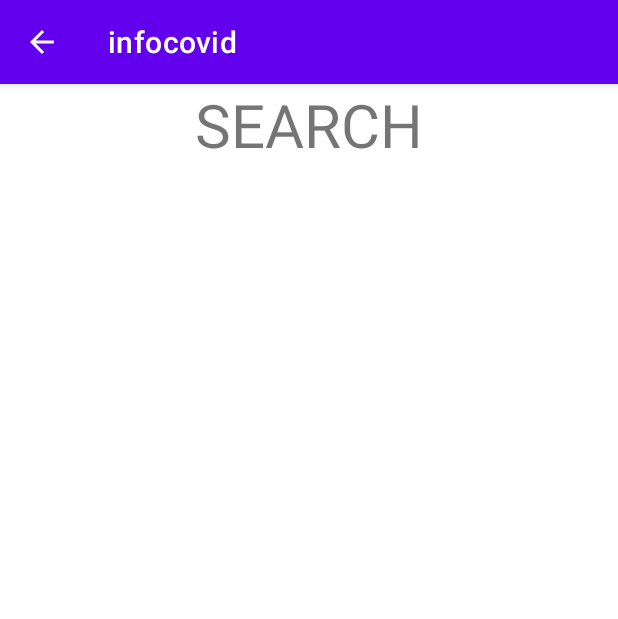
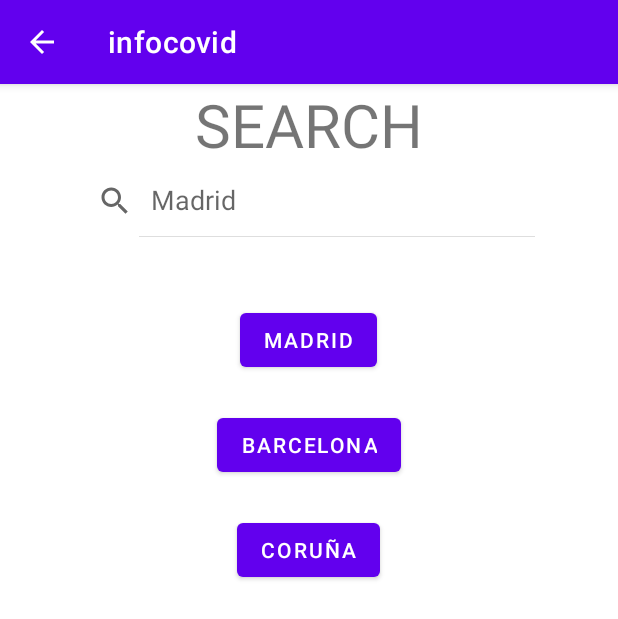
Before and after one commit to martinigoyanes/info-covid, an Android app: the DisplaySearchActivity screen opened directly, with no data from a screen before it, on a phone screen of 412 x 824 dp. Shown: the top 619 px of the screen. Run offline under Robolectric (Android 15) with nearby library versions, the phone set to English and light mode, and no system bars.

Commit message:
restrictions+search

```diff
--- a/app/src/main/java/com/example/infocovid/CustomExpandableListAdapter.java
+++ b/app/src/main/java/com/example/infocovid/CustomExpandableListAdapter.java
@@ -40,7 +40,7 @@ public class CustomExpandableListAdapter extends BaseExpandableListAdapter {
         if (convertView == null) {
             LayoutInflater layoutInflater = (LayoutInflater) this.context
                     .getSystemService(Context.LAYOUT_INFLATER_SERVICE);
-            convertView = layoutInflater.inflate(R.layout.list_item, null);
+            convertView = layoutInflater.inflate(R.layout.restriction_description, null);
         }
         TextView expandedListTextView = (TextView) convertView
                 .findViewById(R.id.expandedListItem);
@@ -75,7 +75,7 @@ public class CustomExpandableListAdapter extends BaseExpandableListAdapter {
         if (convertView == null) {
             LayoutInflater layoutInflater = (LayoutInflater) this.context.
                     getSystemService(Context.LAYOUT_INFLATER_SERVICE);
-            convertView = layoutInflater.inflate(R.layout.list_group, null);
+            convertView = layoutInflater.inflate(R.layout.restriction_title, null);
         }
         TextView listTitleTextView = (TextView) convertView
                 .findViewById(R.id.listTitle);
--- a/app/src/main/java/com/example/infocovid/MainActivity.java
+++ b/app/src/main/java/com/example/infocovid/MainActivity.java
@@ -25,6 +25,7 @@ public class MainActivity extends AppCompatActivity {
         String msg = "Clickado en restrictions";
         Log.d("MainActivity",msg);
         Intent intent = new Intent(this, DisplayRestrictionsActivity.class);
+        intent.putExtra("zipCode", "28045");
         startActivity(intent);
     }
     public void loadSearch(View view){
--- a/app/src/main/res/layout/activity_display_search.xml
+++ b/app/src/main/res/layout/activity_display_search.xml
@@ -21,6 +21,42 @@
                 android:text="SEARCH"
                 android:textSize="40sp" />
 
+            <SearchView
+                android:id="@+id/searchBox"
+                android:layout_width="wrap_content"
+                android:layout_marginLeft="20pt"
+                android:gravity="center"
+                android:layout_height="wrap_content"
+                android:iconifiedByDefault="false"
+                android:queryHint="Madrid"
+                >
+                <requestFocus />
+            </SearchView>
+            <Button
+                android:id="@+id/button_madrid"
+                android:layout_width="wrap_content"
+                android:layout_height="wrap_content"
+                android:layout_gravity="center"
+                android:layout_marginTop="20pt"
+                android:onClick="loadMadrid"
+                android:text="Madrid" />
+            <Button
+                android:id="@+id/button_barcelona"
+                android:layout_width="wrap_content"
+                android:layout_height="wrap_content"
+                android:layout_gravity="center"
+                android:layout_marginTop="10pt"
+                android:onClick="loadBarcelona"
+                android:text="Barcelona" />
+            <Button
+                android:id="@+id/button_coruña"
+                android:layout_width="wrap_content"
+                android:layout_height="wrap_content"
+                android:layout_gravity="center"
+                android:layout_marginTop="10pt"
+                android:onClick="loadCoruña"
+                android:text="Coruña" />
         </LinearLayout>
+
     </FrameLayout>
 </androidx.constraintlayout.widget.ConstraintLayout>
```
Also changed, not shown: app/src/main/java/com/example/infocovid/DisplayRestrictionsActivity.java (+13 -1 lines), app/src/main/java/com/example/infocovid/DisplaySearchActivity.java (+45 -1 lines), app/src/main/java/com/example/infocovid/RestrictionsClient.java (+15 -23 lines), app/src/main/res/layout/activity_display_restrictions.xml (+9 -4 lines), app/src/main/res/layout/restriction_description.xml (renamed from app/src/main/res/layout/list_item.xml), app/src/main/res/layout/restriction_title.xml (renamed from app/src/main/res/layout/list_group.xml), 1 other file.
